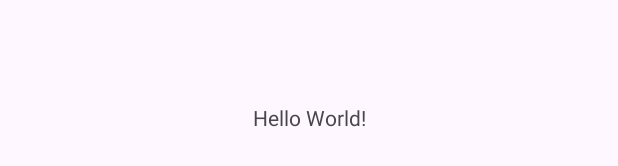
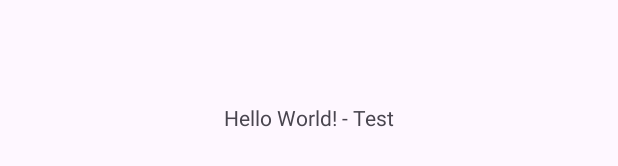
Before and after one commit to rishard1993/ITE2152_PracticalExamination_E2145293, an Android app: the layout activity_main.xml on its own in the app's theme, with its tools: preview values and no code run, on a phone screen of 412 x 824 dp. Shown: the part 501-667 px from the top of the screen. Run offline under Robolectric (Android 15) with nearby library versions, the phone set to English and light mode, and no system bars.

Commit message:
test commit

```diff
--- a/app/src/main/res/layout/activity_main.xml
+++ b/app/src/main/res/layout/activity_main.xml
@@ -10,7 +10,7 @@
     <TextView
         android:layout_width="wrap_content"
         android:layout_height="wrap_content"
-        android:text="Hello World!"
+        android:text="Hello World! - Test"
         app:layout_constraintBottom_toBottomOf="parent"
         app:layout_constraintEnd_toEndOf="parent"
         app:layout_constraintStart_toStartOf="parent"
```
